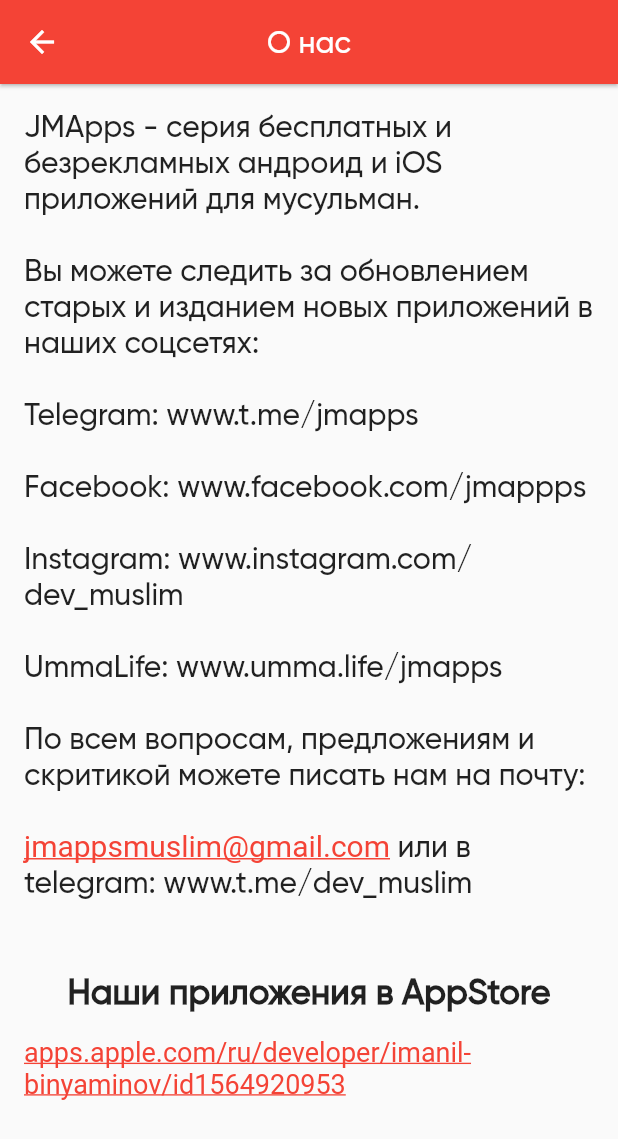
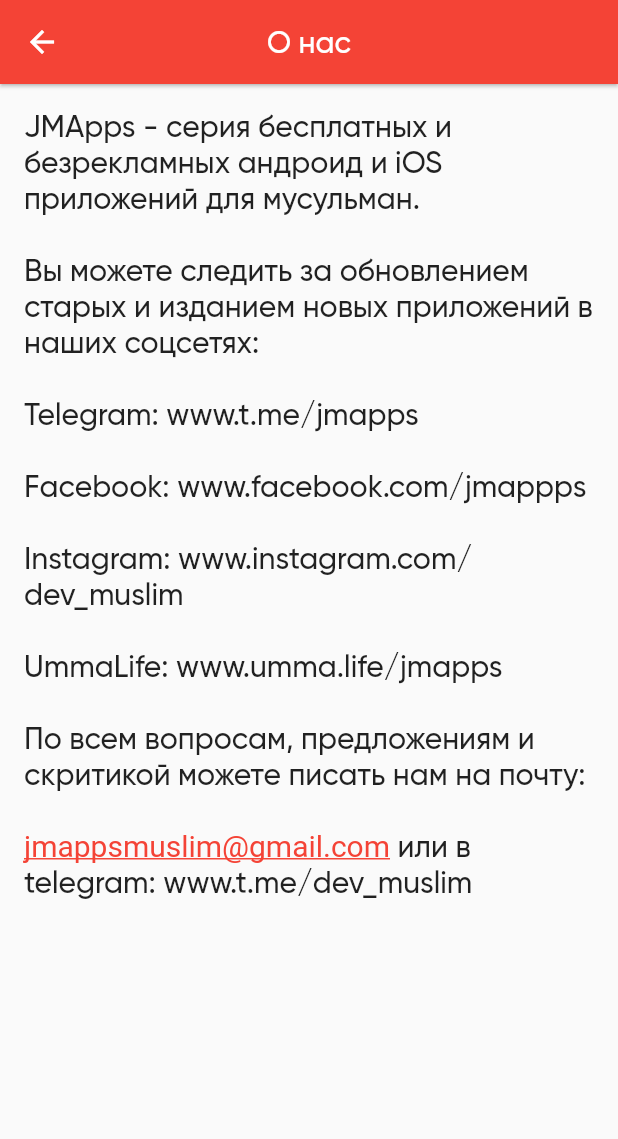
Before and after one commit to JMApps/hadith_40, a Flutter app: the screen it shows after launch, after a tap on an icon or button, on a phone screen of 412 x 824 dp. Shown: the top 1139 px of the screen. Run offline on Flutter 3.47's test engine with Material 2 defaults, Android fonts, the phone set to English and light mode, and no system bars; drawn by our look-alikes of flutter_linkify; our stand-ins replace assets_audio_player, flutter_html, scrollable_positioned_list, share_plus, shared_preferences, sqflite; missing offline and left inert: o_color_picker; accounts and stored records are empty.

Commit message:
Added apps button launched app store account button from about us

```diff
--- a/lib/pages/about_us.dart
+++ b/lib/pages/about_us.dart
@@ -27,10 +27,7 @@ class AboutUs extends StatelessWidget {
         child: Scrollbar(
           child: Container(
             padding: const EdgeInsets.all(16),
-            child: Expanded(
-              child: Column(
-                children: [
-                  Linkify(
+            child: Linkify(
               text:
                   'JMApps - серия бесплатных и безрекламных андроид и iOS приложений для мусульман.\n\n'
                   'Вы можете следить за обновлением старых и изданием новых приложений в наших соцсетях:\n\n'
@@ -50,30 +47,6 @@ class AboutUs extends StatelessWidget {
                 }
               },
             ),
-                  const Text(
-                    'Наши приложения в AppStore',
-                    style: TextStyle(
-                      fontSize: 23,
-                      fontWeight: FontWeight.bold,
-                    ),
-                  ),
-                  const SizedBox(height: 16),
-                  Linkify(
-                    text:
-                        'https://apps.apple.com/ru/developer/imanil-binyaminov/id1564920953',
-                    style: const TextStyle(fontSize: 18),
-                    linkStyle: const TextStyle(color: Colors.red),
-                    onOpen: (link) async {
-                      if (await canLaunch(link.url)) {
-                        await launch(link.url);
-                      } else {
-                        throw 'Could not launch $link';
-                      }
-                    },
-                  ),
-                ],
-              ),
-            ),
           ),
         ),
       ),
--- a/lib/pages/main_hadeeth_list.dart
+++ b/lib/pages/main_hadeeth_list.dart
@@ -6,6 +6,7 @@ import 'package:hadith_40/provider/search_data.dart';
 import 'package:hadith_40/widgets/hadeeth_list.dart';
 import 'package:hadith_40/widgets/hadeeth_searcher.dart';
 import 'package:provider/provider.dart';
+import 'package:url_launcher/url_launcher.dart';
 
 class MainHadeethList extends StatelessWidget {
   MainHadeethList({Key? key}) : super(key: key);
@@ -28,6 +29,21 @@ class MainHadeethList extends StatelessWidget {
           ),
           backgroundColor: Colors.grey[800],
           actions: [
+            IconButton(
+              icon: const Icon(
+                Icons.apps,
+                color: Colors.white,
+              ),
+              onPressed: () async {
+                if (await canLaunch(
+                    'https://apps.apple.com/ru/developer/imanil-binyaminov/id1564920953')) {
+                  await launch(
+                      'https://apps.apple.com/ru/developer/imanil-binyaminov/id1564920953');
+                } else {
+                  throw 'Could not launch';
+                }
+              },
+            ),
             IconButton(
               icon: const Icon(
                 CupertinoIcons.info,
```
Lines whose indentation alone changed are shown as unchanged.
